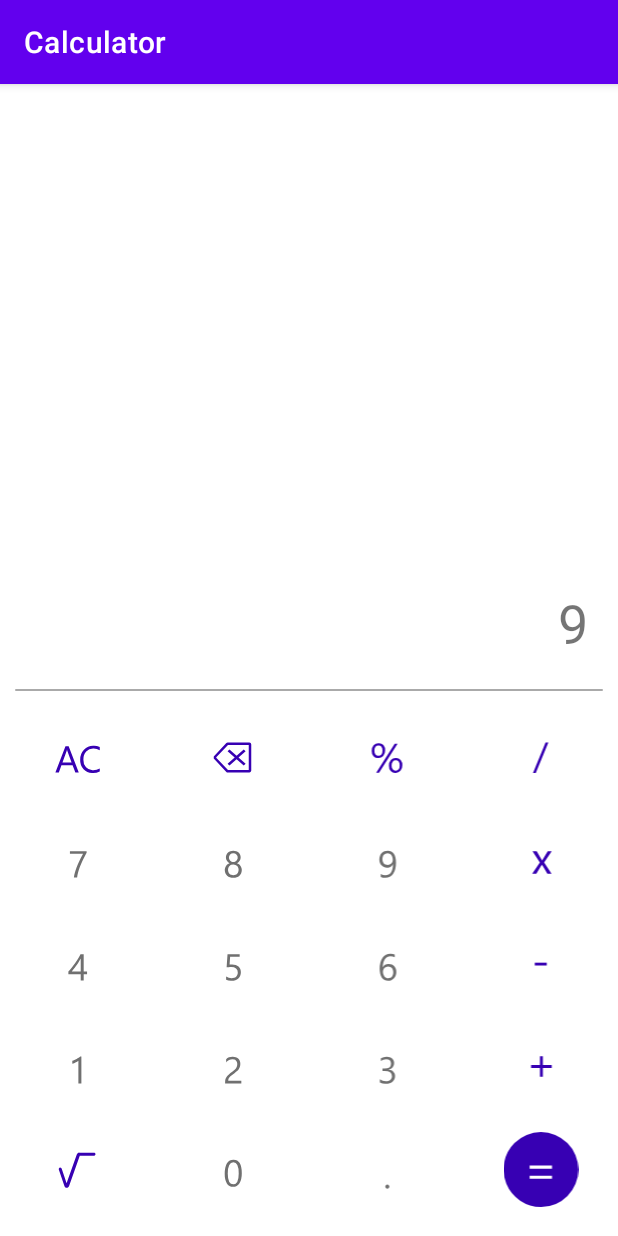
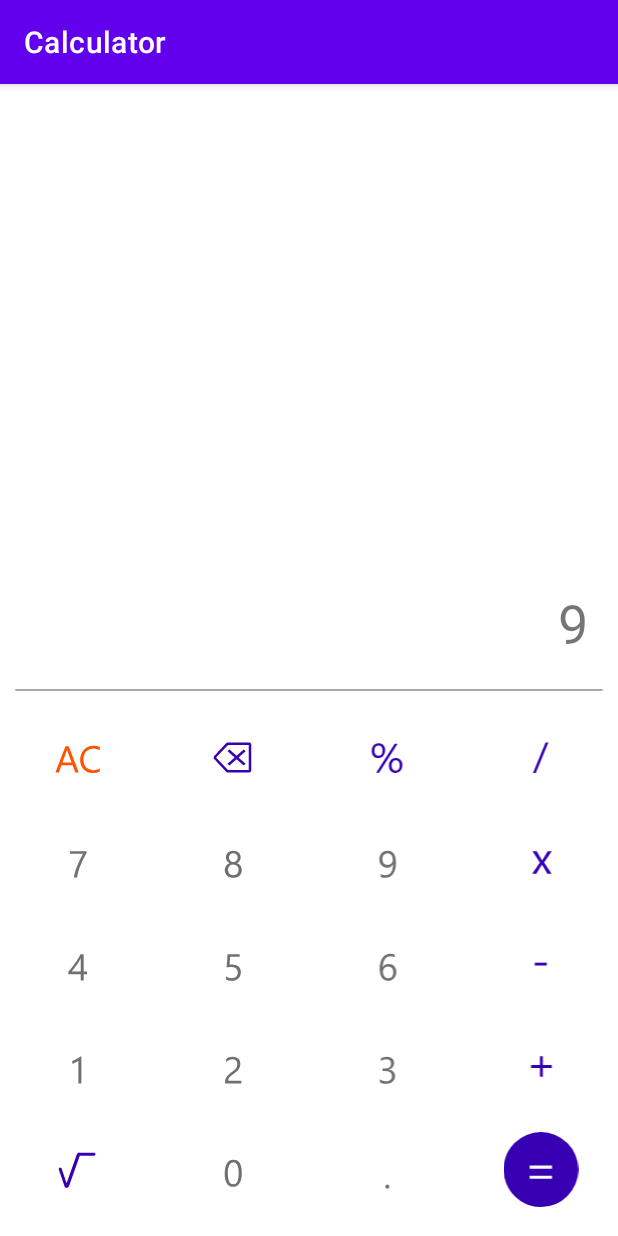
Before and after one commit to venusaim23/Android-Calculator, an Android app: the screen it shows after launch (MainActivity), on a phone screen of 412 x 824 dp. Run offline under Robolectric (Android 15) with nearby library versions, the phone set to English and light mode, and no system bars; 1 statement that could not run was skipped.

Commit message:
created highlight button color variable

```diff
--- a/app/src/main/res/drawable/ic_button_ac.xml
+++ b/app/src/main/res/drawable/ic_button_ac.xml
@@ -1,4 +1,4 @@
 <vector android:height="50dp" android:viewportHeight="40"
     android:viewportWidth="40" android:width="50dp" xmlns:android="http://schemas.android.com/apk/res/android">
-    <path android:fillColor="#3700b3" android:pathData="M20.676,28L18.859,28L17.375,24.074L11.438,24.074L10.041,28L8.215,28L13.586,14h1.7ZM16.838,22.6l-2.2,-5.967a5.713,5.713 0,0 1,-0.215 -0.937L14.387,15.696a5.231,5.231 0,0 1,-0.225 0.938L11.984,22.6ZM31.877,27.414a8.214,8.214 0,0 1,-3.867 0.82,6.236 6.236,0 0,1 -4.785,-1.924 7.1,7.1 0,0 1,-1.8 -5.049,7.44 7.44,0 0,1 2.021,-5.43 6.861,6.861 0,0 1,5.127 -2.07,8.22 8.22,0 0,1 3.3,0.576v1.748a6.694,6.694 0,0 0,-3.32 -0.84,5.1 5.1,0 0,0 -3.911,1.611 6.07,6.07 0,0 0,-1.5 4.307,5.776 5.776,0 0,0 1.4,4.077A4.768,4.768 0,0 0,28.225 26.76a6.9,6.9 0,0 0,3.652 -0.937Z"/>
+    <path android:fillColor="@color/orange" android:pathData="M20.676,28L18.859,28L17.375,24.074L11.438,24.074L10.041,28L8.215,28L13.586,14h1.7ZM16.838,22.6l-2.2,-5.967a5.713,5.713 0,0 1,-0.215 -0.937L14.387,15.696a5.231,5.231 0,0 1,-0.225 0.938L11.984,22.6ZM31.877,27.414a8.214,8.214 0,0 1,-3.867 0.82,6.236 6.236,0 0,1 -4.785,-1.924 7.1,7.1 0,0 1,-1.8 -5.049,7.44 7.44,0 0,1 2.021,-5.43 6.861,6.861 0,0 1,5.127 -2.07,8.22 8.22,0 0,1 3.3,0.576v1.748a6.694,6.694 0,0 0,-3.32 -0.84,5.1 5.1,0 0,0 -3.911,1.611 6.07,6.07 0,0 0,-1.5 4.307,5.776 5.776,0 0,0 1.4,4.077A4.768,4.768 0,0 0,28.225 26.76a6.9,6.9 0,0 0,3.652 -0.937Z"/>
 </vector>
--- a/app/src/main/res/drawable/ic_button_back.xml
+++ b/app/src/main/res/drawable/ic_button_back.xml
@@ -1,7 +1,7 @@
 <vector android:height="50dp" android:viewportHeight="40"
     android:viewportWidth="40" android:width="50dp" xmlns:android="http://schemas.android.com/apk/res/android">
-    <path android:fillColor="#3700b3"
+    <path android:fillColor="@color/highlight_button_color"
         android:pathData="M18.3906,24.2007L17.3756,23.3149L21.174,19.9994L17.375,16.6844L18.39,15.7986L22.189,19.1136L25.9868,15.798L27.0018,16.6838L23.2034,19.9994L27.0031,23.3143L25.9881,24.2002L22.189,20.8852L18.39,24.2002L18.3906,24.2007Z" android:strokeColor="#00000000"/>
-    <path android:fillColor="#3700b3"
+    <path android:fillColor="@color/highlight_button_color"
         android:pathData="M17.4433,12L28.9997,12C29.552,12.0003 29.9997,12.448 30,13.0003L30,26.9993C29.9997,27.5516 29.552,27.9992 28.9997,27.9995L17.4433,27.9995C17.1688,27.9991 16.9065,27.8862 16.7174,27.6872L10,20.5989L10,19.4007L16.7174,12.3123C16.9065,12.1133 17.1688,12.0005 17.4433,12ZM28.6661,26.6662L28.6661,13.3333L17.5867,13.3333L11.3333,19.9322L11.3333,20.0673L17.5867,26.6662L28.6661,26.6662Z" android:strokeColor="#00000000"/>
 </vector>
--- a/app/src/main/res/drawable/ic_button_divide.xml
+++ b/app/src/main/res/drawable/ic_button_divide.xml
@@ -1,4 +1,4 @@
 <vector android:height="50dp" android:viewportHeight="40"
     android:viewportWidth="40" android:width="50dp" xmlns:android="http://schemas.android.com/apk/res/android">
-    <path android:fillColor="#3700b3" android:pathData="M23.939,12 L17.221,28.324L15.727,28.324L22.426,12Z"/>
+    <path android:fillColor="@color/highlight_button_color" android:pathData="M23.939,12 L17.221,28.324L15.727,28.324L22.426,12Z"/>
 </vector>
--- a/app/src/main/res/drawable/ic_button_equal.xml
+++ b/app/src/main/res/drawable/ic_button_equal.xml
@@ -1,4 +1,4 @@
 <vector android:height="50dp" android:viewportHeight="40"
     android:viewportWidth="40" android:width="50dp" xmlns:android="http://schemas.android.com/apk/res/android">
-    <path android:fillColor="#3700b3" android:pathData="M20,40A20,20 0,0 1,5.858 5.858,20 20,0 0,1 34.142,34.142 19.869,19.869 0,0 1,20 40ZM13.945,23.288v1.676L25.879,24.964L25.879,23.288ZM13.945,17.879v1.676L25.879,19.555L25.879,17.878Z"/>
+    <path android:fillColor="@color/highlight_button_color" android:pathData="M20,40A20,20 0,0 1,5.858 5.858,20 20,0 0,1 34.142,34.142 19.869,19.869 0,0 1,20 40ZM13.945,23.288v1.676L25.879,24.964L25.879,23.288ZM13.945,17.879v1.676L25.879,19.555L25.879,17.878Z"/>
 </vector>
--- a/app/src/main/res/drawable/ic_button_minus.xml
+++ b/app/src/main/res/drawable/ic_button_minus.xml
@@ -1,4 +1,4 @@
 <vector android:height="50dp" android:viewportHeight="40"
     android:viewportWidth="40" android:width="50dp" xmlns:android="http://schemas.android.com/apk/res/android">
-    <path android:fillColor="#3700b3" android:pathData="M23.086,21.07h-6.4L16.686,19.559h6.4Z"/>
+    <path android:fillColor="@color/highlight_button_color" android:pathData="M23.086,21.07h-6.4L16.686,19.559h6.4Z"/>
 </vector>
--- a/app/src/main/res/drawable/ic_button_multiply.xml
+++ b/app/src/main/res/drawable/ic_button_multiply.xml
@@ -1,4 +1,4 @@
 <vector android:height="50dp" android:viewportHeight="40"
     android:viewportWidth="40" android:width="50dp" xmlns:android="http://schemas.android.com/apk/res/android">
-    <path android:fillColor="#3700b3" android:pathData="M25.711,15 L21.68,21.07 25.641,27L23.4,27L21.047,23.109Q20.824,22.746 20.52,22.2L20.473,22.2q-0.059,0.105 -0.551,0.914L17.52,27L15.3,27l4.09,-5.883L15.48,15L17.719,15l2.32,4.1q0.258,0.457 0.5,0.938L20.59,20.038L23.59,15Z"/>
+    <path android:fillColor="@color/highlight_button_color" android:pathData="M25.711,15 L21.68,21.07 25.641,27L23.4,27L21.047,23.109Q20.824,22.746 20.52,22.2L20.473,22.2q-0.059,0.105 -0.551,0.914L17.52,27L15.3,27l4.09,-5.883L15.48,15L17.719,15l2.32,4.1q0.258,0.457 0.5,0.938L20.59,20.038L23.59,15Z"/>
 </vector>
--- a/app/src/main/res/drawable/ic_button_percent.xml
+++ b/app/src/main/res/drawable/ic_button_percent.xml
@@ -1,4 +1,4 @@
 <vector android:height="50dp" android:viewportHeight="40"
     android:viewportWidth="40" android:width="50dp" xmlns:android="http://schemas.android.com/apk/res/android">
-    <path android:fillColor="#3700b3" android:pathData="M15.34,20.319A3.247,3.247 0,0 1,12.8 19.272a4.018,4.018 0,0 1,-0.945 -2.8,4.317 4.317,0 0,1 1,-3.013 3.461,3.461 0,0 1,2.7 -1.1A3.236,3.236 0,0 1,18.106 13.38a4.17,4.17 0,0 1,0.908 2.868A4.219,4.219 0,0 1,18 19.208,3.431 3.431,0 0,1 15.34,20.319ZM15.49,13.541a1.934,1.934 0,0 0,-1.611 0.757,3.3 3.3,0 0,0 -0.591,2.079A3.163,3.163 0,0 0,13.868 18.4a1.914,1.914 0,0 0,1.579 0.725,1.869 1.869,0 0,0 1.579,-0.752A3.383,3.383 0,0 0,17.6 16.291a3.227,3.227 0,0 0,-0.564 -2.025A1.847,1.847 0,0 0,15.49 13.541ZM25.652,12.6 L15.77,28.107L14.233,28.107L24.105,12.6ZM24.514,28.236A3.239,3.239 0,0 1,21.979 27.184a4.023,4.023 0,0 1,-0.945 -2.793,4.328 4.328,0 0,1 1.01,-3.024 3.452,3.452 0,0 1,2.686 -1.112,3.223 3.223,0 0,1 2.546,1.031 4.213,4.213 0,0 1,0.913 2.89A4.2,4.2 0,0 1,27.172 27.125,3.431 3.431,0 0,1 24.514,28.236ZM24.664,21.468a1.935,1.935 0,0 0,-1.617 0.752A3.315,3.315 0,0 0,22.462 24.3a3.125,3.125 0,0 0,0.58 2,1.914 1.914,0 0,0 1.579,0.725A1.865,1.865 0,0 0,26.2 26.276,3.388 3.388,0 0,0 26.77,24.2a3.176,3.176 0,0 0,-0.564 -2.02A1.863,1.863 0,0 0,24.664 21.469Z"/>
+    <path android:fillColor="@color/highlight_button_color" android:pathData="M15.34,20.319A3.247,3.247 0,0 1,12.8 19.272a4.018,4.018 0,0 1,-0.945 -2.8,4.317 4.317,0 0,1 1,-3.013 3.461,3.461 0,0 1,2.7 -1.1A3.236,3.236 0,0 1,18.106 13.38a4.17,4.17 0,0 1,0.908 2.868A4.219,4.219 0,0 1,18 19.208,3.431 3.431,0 0,1 15.34,20.319ZM15.49,13.541a1.934,1.934 0,0 0,-1.611 0.757,3.3 3.3,0 0,0 -0.591,2.079A3.163,3.163 0,0 0,13.868 18.4a1.914,1.914 0,0 0,1.579 0.725,1.869 1.869,0 0,0 1.579,-0.752A3.383,3.383 0,0 0,17.6 16.291a3.227,3.227 0,0 0,-0.564 -2.025A1.847,1.847 0,0 0,15.49 13.541ZM25.652,12.6 L15.77,28.107L14.233,28.107L24.105,12.6ZM24.514,28.236A3.239,3.239 0,0 1,21.979 27.184a4.023,4.023 0,0 1,-0.945 -2.793,4.328 4.328,0 0,1 1.01,-3.024 3.452,3.452 0,0 1,2.686 -1.112,3.223 3.223,0 0,1 2.546,1.031 4.213,4.213 0,0 1,0.913 2.89A4.2,4.2 0,0 1,27.172 27.125,3.431 3.431,0 0,1 24.514,28.236ZM24.664,21.468a1.935,1.935 0,0 0,-1.617 0.752A3.315,3.315 0,0 0,22.462 24.3a3.125,3.125 0,0 0,0.58 2,1.914 1.914,0 0,0 1.579,0.725A1.865,1.865 0,0 0,26.2 26.276,3.388 3.388,0 0,0 26.77,24.2a3.176,3.176 0,0 0,-0.564 -2.02A1.863,1.863 0,0 0,24.664 21.469Z"/>
 </vector>
--- a/app/src/main/res/drawable/ic_button_plus.xml
+++ b/app/src/main/res/drawable/ic_button_plus.xml
@@ -5,5 +5,5 @@
     android:viewportHeight="40">
   <path
       android:pathData="M25.734,20.789L21,20.789v4.723L19.441,25.512L19.441,20.789L14.719,20.789v-1.57L19.441,19.219L19.441,14.5L21,14.5v4.723h4.734Z"
-      android:fillColor="#3700b3"/>
+      android:fillColor="@color/highlight_button_color"/>
 </vector>
--- a/app/src/main/res/drawable/ic_button_root.xml
+++ b/app/src/main/res/drawable/ic_button_root.xml
@@ -1,4 +1,4 @@
 <vector android:height="50dp" android:viewportHeight="40"
     android:viewportWidth="40" android:width="50dp" xmlns:android="http://schemas.android.com/apk/res/android">
-    <path android:fillColor="#3700b3" android:pathData="M28.788,12.6L21.211,12.6l-5.7,16.177a1.29,1.29 0,0 1,-0.615 0.789,1.262 1.262,0 0,1 -1,0.133 1.291,1.291 0,0 1,-0.615 -0.369,1.193 1.193,0 0,1 -0.308,-0.615L10.067,20.19a0.87,0.87 0,0 1,0.078 -0.828A0.731,0.731 0,0 1,11.079 19.056a1.183,1.183 0,0 1,0.595 0.779l2.5,7.5L19.625,12.066a1.382,1.382 0,0 1,0.461 -0.759A1.234,1.234 0,0 1,20.916 11h7.872c0.343,0.016 0.8,0.109 0.8,0.844S28.788,12.6 28.788,12.6Z"/>
+    <path android:fillColor="@color/highlight_button_color" android:pathData="M28.788,12.6L21.211,12.6l-5.7,16.177a1.29,1.29 0,0 1,-0.615 0.789,1.262 1.262,0 0,1 -1,0.133 1.291,1.291 0,0 1,-0.615 -0.369,1.193 1.193,0 0,1 -0.308,-0.615L10.067,20.19a0.87,0.87 0,0 1,0.078 -0.828A0.731,0.731 0,0 1,11.079 19.056a1.183,1.183 0,0 1,0.595 0.779l2.5,7.5L19.625,12.066a1.382,1.382 0,0 1,0.461 -0.759A1.234,1.234 0,0 1,20.916 11h7.872c0.343,0.016 0.8,0.109 0.8,0.844S28.788,12.6 28.788,12.6Z"/>
 </vector>
--- a/app/src/main/res/values/colors.xml
+++ b/app/src/main/res/values/colors.xml
@@ -8,4 +8,6 @@
     <color name="black">#FF000000</color>
     <color name="white">#FFFFFFFF</color>
     <color name="select_gray">#A9A9A9</color>
+    <color name="orange">#FF5300</color>
+    <color name="highlight_button_color">#FF3700B3</color>
 </resources>
```
Also changed, not shown: app/src/main/res/drawable/highlight_buttons.xml (deleted, +0 -24 lines).
